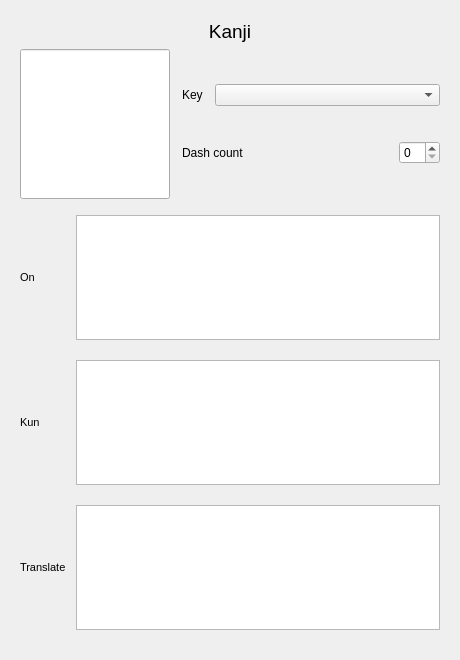
The window that modules/module_kanji/editor/kanji_block_view.ui (Serega-SPb/lang_tutor) describes before a commit, drawn with Qt 5.
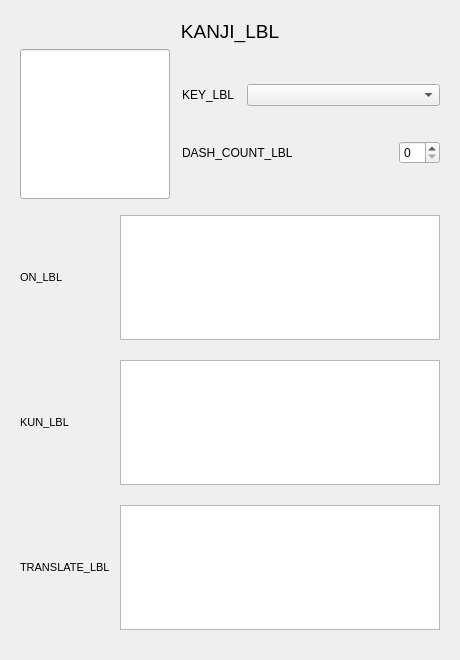
The same window after the commit.

Commit message: fixes: - fixed translating in the block_view of modules for the editor changed algorithm to import modules

Patch:
```diff
--- a/modules/module_kanji/editor/kanji_block_view.ui
+++ b/modules/module_kanji/editor/kanji_block_view.ui
@@ -28,7 +28,7 @@
          </font>
         </property>
         <property name="text">
-         <string>Kanji</string>
+         <string>KANJI_LBL</string>
         </property>
         <property name="alignment">
          <set>Qt::AlignCenter</set>
@@ -90,7 +90,7 @@
                </sizepolicy>
               </property>
               <property name="text">
-               <string>Key</string>
+               <string>KEY_LBL</string>
               </property>
              </widget>
             </item>
@@ -111,7 +111,7 @@
             <item>
              <widget class="QLabel" name="label_3">
               <property name="text">
-               <string>Dash count</string>
+               <string>DASH_COUNT_LBL</string>
               </property>
              </widget>
             </item>
@@ -161,7 +161,7 @@
            </font>
           </property>
           <property name="text">
-           <string>On</string>
+           <string>ON_LBL</string>
           </property>
           <property name="alignment">
            <set>Qt::AlignLeading|Qt::AlignLeft|Qt::AlignVCenter</set>
@@ -178,7 +178,7 @@
            </font>
           </property>
           <property name="text">
-           <string>Translate</string>
+           <string>TRANSLATE_LBL</string>
           </property>
           <property name="alignment">
            <set>Qt::AlignLeading|Qt::AlignLeft|Qt::AlignVCenter</set>
@@ -201,7 +201,7 @@
            </font>
           </property>
           <property name="text">
-           <string>Kun</string>
+           <string>KUN_LBL</string>
           </property>
           <property name="alignment">
            <set>Qt::AlignLeading|Qt::AlignLeft|Qt::AlignVCenter</set>
```
The commit also changes 19 other files.
